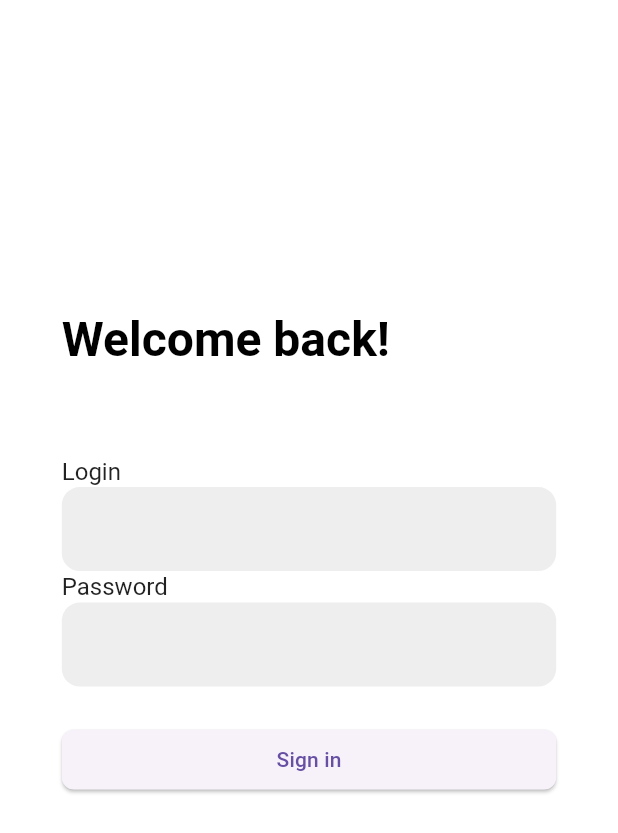
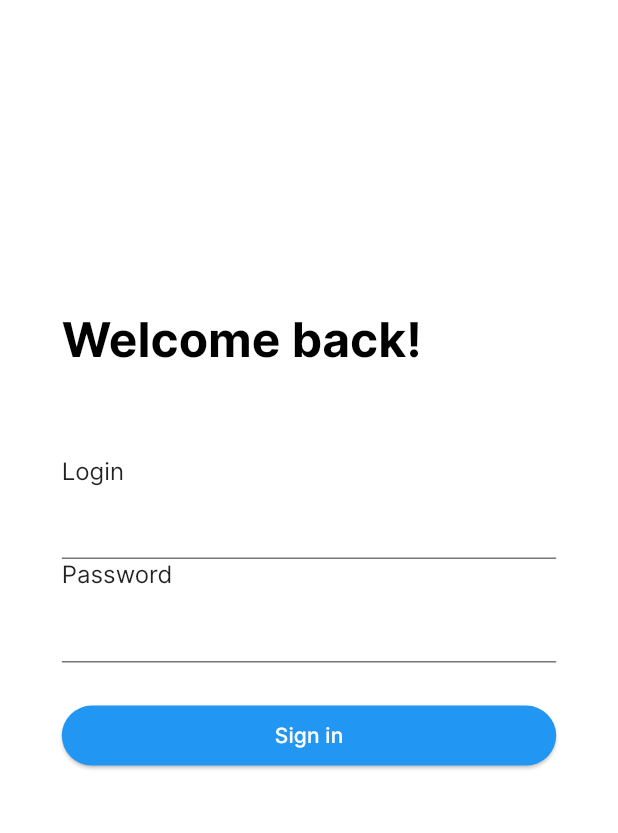
Before and after one commit to ultra-rony/exchange_app, a Flutter app: the AuthScreen screen opened directly, on a phone screen of 412 x 824 dp. Shown: the top 833 px of the screen. Run offline on Flutter 3.47's test engine with Material 3 defaults, Android fonts, the phone set to English and light mode, and no system bars; our stand-ins replace auto_route, dio, flutter_bloc, flutter_dotenv, freezed_annotation, get_it and 4 more; accounts and stored records are empty.

Commit message:
feat: add Inter font

```diff
--- a/lib/core/app/themes/light_theme.dart
+++ b/lib/core/app/themes/light_theme.dart
@@ -1,48 +1,25 @@
 import 'package:flutter/material.dart';
 
 final ThemeData lightTheme = ThemeData(
+  fontFamily: 'Inter',
   brightness: Brightness.light,
-  primaryColor: Colors.blue[800],
+  primarySwatch: Colors.blue,
   scaffoldBackgroundColor: Colors.white,
-  appBarTheme: AppBarTheme(
-    color: Colors.blue[800],
-    elevation: 4,
-    titleTextStyle: const TextStyle(
-      color: Colors.white,
-      fontSize: 20,
+  textTheme: const TextTheme(
+    headlineLarge: TextStyle(
+      fontSize: 32,
       fontWeight: FontWeight.bold,
+      color: Colors.black,
     ),
-  ),
-  textTheme: const TextTheme(
-    headlineLarge: TextStyle(fontSize: 32, fontWeight: FontWeight.bold, color: Colors.black),
     headlineMedium: TextStyle(fontSize: 16, color: Colors.black87),
     headlineSmall: TextStyle(fontSize: 12, color: Colors.black54),
   ),
-  buttonTheme: ButtonThemeData(
-    buttonColor: Colors.blue[800],
-    textTheme: ButtonTextTheme.primary,
-  ),
   elevatedButtonTheme: ElevatedButtonThemeData(
-    style: ElevatedButton.styleFrom(
-      shape: RoundedRectangleBorder(borderRadius: BorderRadius.circular(8)),
-    ),
-  ),
-  cardTheme: CardTheme(
-    color: Colors.white,
-    elevation: 2,
-    shape: RoundedRectangleBorder(borderRadius: BorderRadius.circular(12)),
-  ),
-  dialogTheme: DialogTheme(
-    backgroundColor: Colors.white,
-    elevation: 4,
-    shape: RoundedRectangleBorder(borderRadius: BorderRadius.circular(12)),
-  ),
-  inputDecorationTheme: InputDecorationTheme(
-    filled: true,
-    fillColor: Colors.grey[200],
-    border: OutlineInputBorder(
-      borderRadius: BorderRadius.circular(12),
-      borderSide: BorderSide.none,
+    style: ButtonStyle(
+      backgroundColor: WidgetStateProperty.all<Color>(Colors.blue),
+      foregroundColor: WidgetStateProperty.all<Color>(
+        Colors.white,
+      ),
     ),
   ),
 );
```
Also changed, not shown: pubspec.yaml (+10 -0 lines), assets/fonts/inter/Inter-Black.otf (added), assets/fonts/inter/Inter-Bold.otf (added), assets/fonts/inter/Inter-Light.otf (added), assets/fonts/inter/Inter-Medium.otf (added), assets/fonts/inter/Inter-MediumItalic.otf (added), assets/fonts/inter/Inter-Regular.otf (added).
